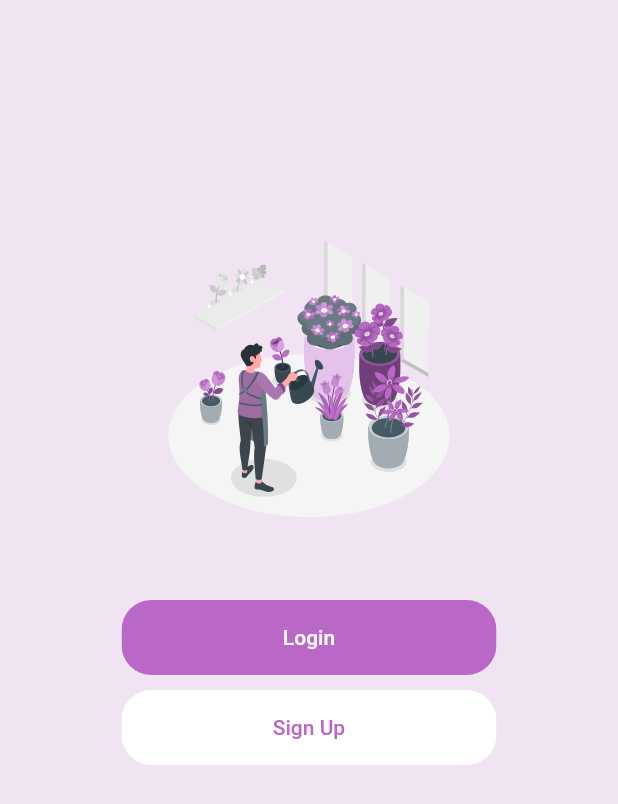
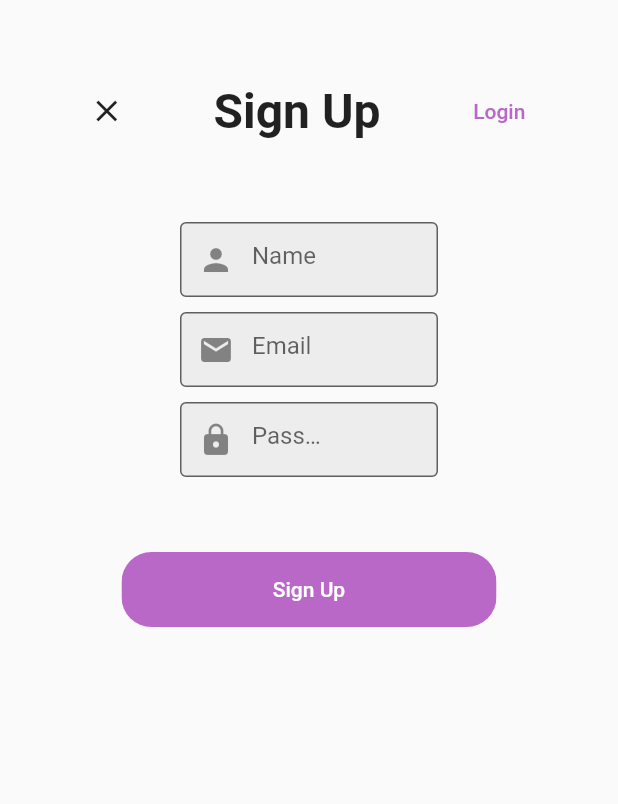
Before and after one commit to dogukanaydn/plants-world, a Flutter app: the screen it shows after launch, after a tap on "Sign Up", on a phone screen of 412 x 824 dp. Shown: the top 804 px of the screen. Run offline on Flutter 3.47's test engine with Material 2 defaults, Android fonts, the light colour scheme and no system bars; our stand-ins replace flutter_svg; missing offline and left inert: dart:html.

Commit message:
Added login/signup pages and camera part

```diff
--- a/lib/landing-page.dart
+++ b/lib/landing-page.dart
@@ -1,7 +1,9 @@
 import 'package:flutter/material.dart';
 import 'package:flutter_svg/flutter_svg.dart';
+import 'package:plants_world/pages/signup.dart';
 //import 'package:flutter_svg/flutter_svg.dart';
 import 'package:plants_world/theme/constants.dart';
+import 'package:plants_world/pages/login.dart';
 
 class LandingPage extends StatelessWidget {
   @override
@@ -31,7 +33,11 @@ class LandingPage extends StatelessWidget {
                   "Login",
                   style: TextStyle(color: Colors.white),
                 ),
-                onPressed: () {},
+                onPressed: () {
+                  Navigator.push(context, MaterialPageRoute(builder: (context) {
+                    return Login();
+                  }));
+                },
               ),
             ),
           ),
@@ -48,7 +54,11 @@ class LandingPage extends StatelessWidget {
                   "Sign Up",
                   style: TextStyle(color: AppConstants.purple),
                 ),
-                onPressed: () {},
+                onPressed: () {
+                  Navigator.push(context, MaterialPageRoute(builder: (context) {
+                    return SignUp();
+                  }));
+                },
               ),
             ),
           )
--- a/lib/main.dart
+++ b/lib/main.dart
@@ -1,6 +1,5 @@
 import 'package:flutter/material.dart';
 import 'landing-page.dart';
-// import 'bottom-navigation-bar/navigation.dart';
 
 void main() => runApp(MyApp());
 
--- /dev/null
+++ b/lib/pages/signup.dart
@@ -0,0 +1,111 @@
+import 'dart:html';
+import 'package:flutter/material.dart';
+import 'package:plants_world/theme/constants.dart';
+import 'package:plants_world/pages/login.dart';
+
+class SignUp extends StatelessWidget {
+  @override
+  Widget build(BuildContext context) {
+    // TODO: implement build
+    return Scaffold(
+        body: Center(
+      child: Container(
+          child: Column(
+        children: [
+          Padding(
+            padding: const EdgeInsets.only(top: 50),
+            child: Row(
+              mainAxisAlignment: MainAxisAlignment.spaceEvenly,
+              children: [
+                IconButton(
+                    icon: Icon(Icons.close_sharp),
+                    onPressed: () {
+                      Navigator.pop(context, true);
+                    }),
+                Text(
+                  "Sign Up",
+                  style: TextStyle(fontSize: 32, fontWeight: FontWeight.bold),
+                ),
+                TextButton(
+                    onPressed: () {
+                      Navigator.push(context,
+                          MaterialPageRoute(builder: (context) => Login()));
+                    },
+                    child: Text(
+                      "Login",
+                      style: TextStyle(color: AppConstants.purple),
+                    ))
+              ],
+            ),
+          ),
+          Padding(
+            padding: const EdgeInsets.only(top: 50, left: 120, right: 120),
+            child: Container(
+              height: 50,
+              child: TextField(
+                decoration: InputDecoration(
+                    filled: true,
+                    fillColor: AppConstants.searchGrey,
+                    prefixIcon: Icon(Icons.person),
+                    hintText: "Name",
+                    border: OutlineInputBorder()),
+              ),
+            ),
+          ),
+          Padding(
+            padding: const EdgeInsets.only(top: 10, left: 120, right: 120),
+            child: Container(
+              height: 50,
+              child: TextField(
+                decoration: InputDecoration(
+                    filled: true,
+                    fillColor: AppConstants.searchGrey,
+                    prefixIcon: Icon(Icons.mail),
+                    hintText: "Email",
+                    border: OutlineInputBorder()),
+              ),
+            ),
+          ),
+          Padding(
+            padding: const EdgeInsets.only(top: 10, left: 120, right: 120),
+            child: Container(
+              height: 50,
+              child: TextField(
+                obscureText: true,
+                decoration: InputDecoration(
+                  suffix: TextButton(
+                      child: Text(
+                    "show",
+                    style: TextStyle(color: AppConstants.purple),
+                  )),
+                  filled: true,
+                  fillColor: AppConstants.searchGrey,
+                  prefixIcon: Icon(Icons.lock),
+                  hintText: "Password",
+                  border: OutlineInputBorder(),
+                ),
+              ),
+            ),
+          ),
+          Padding(
+            padding: const EdgeInsets.only(top: 50),
+            child: ClipRRect(
+              borderRadius: BorderRadius.circular(20),
+              child: TextButton(
+                style: TextButton.styleFrom(
+                    backgroundColor: AppConstants.purple,
+                    minimumSize: Size(250, 50),
+                    primary: AppConstants.grey),
+                child: Text(
+                  "Sign Up",
+                  style: TextStyle(color: Colors.white),
+                ),
+                onPressed: () {},
+              ),
+            ),
+          ),
+        ],
+      )),
+    ));
+  }
+}
```
Also changed, not shown: lib/pages/camera.dart (added, +59 -0 lines), lib/pages/login.dart (added, +83 -0 lines).
